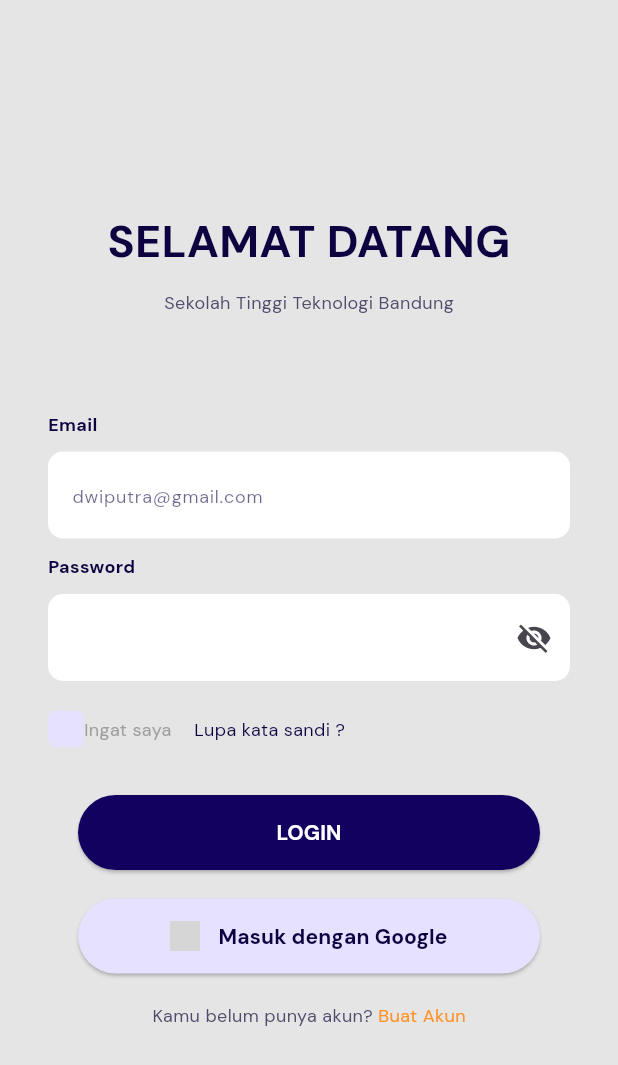
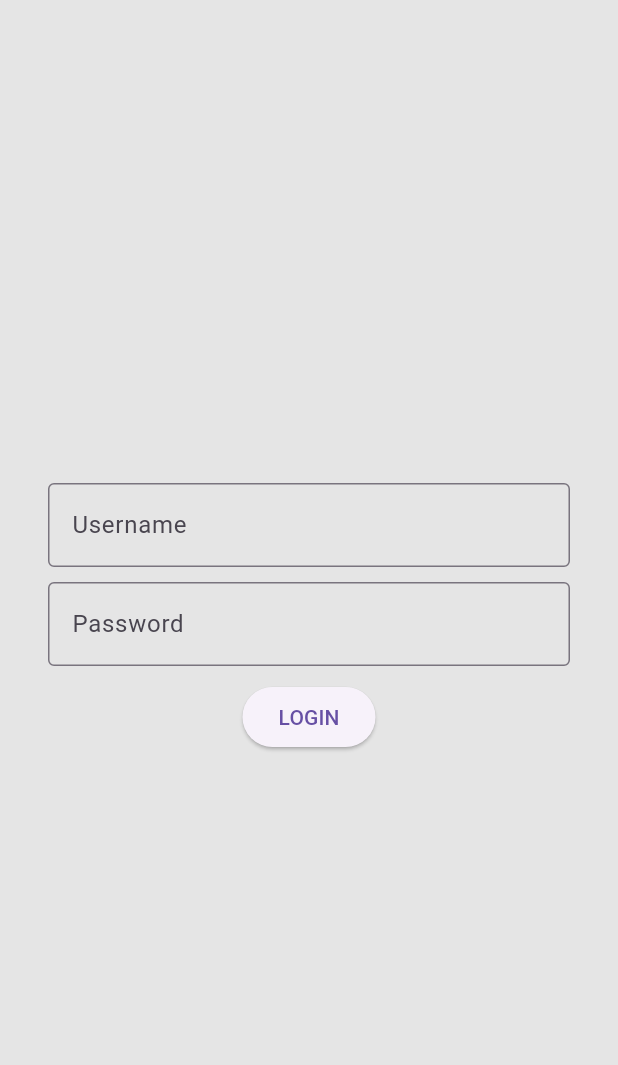
Before and after one commit to dwiputrayulianto/learnlink, a Flutter app: the screen it shows after launch, on a phone screen of 412 x 824 dp. Shown: the top 1065 px of the screen. Run offline on Flutter 3.47's test engine with Material 3 defaults, Android fonts, the phone set to English and light mode, and no system bars; our stand-ins replace fluttertoast, google_fonts; grey boxes are pictures that could not be loaded.

Commit message:
project uas

```diff
--- a/lib/login.dart
+++ b/lib/login.dart
@@ -1,10 +1,56 @@
 import 'package:flutter/material.dart';
-import 'package:projectuts/constant.dart';
+import 'package:http/http.dart' as http;
 import 'package:projectuts/register.dart';
 import 'package:projectuts/tabbar.dart';
+import 'package:projectuts/constant.dart';
 
-class LoginPage extends StatelessWidget{
-  const LoginPage({Key? key}) :super(key: key);
+class LoginPage extends StatefulWidget {
+  const LoginPage({Key? key}) : super(key: key);
+
+  @override
+  _LoginPageState createState() => _LoginPageState();
+}
+
+class _LoginPageState extends State<LoginPage> {
+  TextEditingController _usernameController = TextEditingController();
+  TextEditingController _passwordController = TextEditingController();
+
+  Future<void> _login() async {
+    final username = _usernameController.text;
+    final password = _passwordController.text;
+
+    final response = await http.post(
+      Uri.parse('https://learnlinkuts.000webhostapp.com/login.php'),
+      body: {'username': username, 'password': password},
+    );
+
+    if (response.statusCode == 200) {
+      Navigator.push(
+        context,
+        MaterialPageRoute(builder: (context) {
+          return TabBarApp();
+        }),
+      );
+    } else {
+      showDialog(
+        context: context,
+        builder: (BuildContext context) {
+          return AlertDialog(
+            title: Text('Login Gagal'),
+            content: Text('Username atau password salah.'),
+            actions: [
+              TextButton(
+                onPressed: () {
+                  Navigator.of(context).pop();
+                },
+                child: Text('OK'),
+              ),
+            ],
+          );
+        },
+      );
+    }
+  }
 
   @override
   Widget build(BuildContext context) {
@@ -16,142 +62,27 @@ class LoginPage extends StatelessWidget{
           child: Column(
             mainAxisAlignment: MainAxisAlignment.center,
             children: [
-            Text("SELAMAT DATANG", style: textTextStyle.copyWith(fontSize: 30, fontWeight: bold),
-            textAlign: TextAlign.center,),
-            SizedBox(height: 11),
-            Text("Sekolah Tinggi Teknologi Bandung", style: secondaryTextStyle.copyWith(fontSize: 12),),
-            SizedBox(height: 64,),
-            Column(
-              crossAxisAlignment: CrossAxisAlignment.start,
-              mainAxisAlignment: MainAxisAlignment.start,
-              children: [
-                Text("Email", style: textTextStyle.copyWith(fontSize: 12, fontWeight: bold
+              TextField(
+                controller: _usernameController,
+                decoration: InputDecoration(
+                  labelText: 'Username',
+                  border: OutlineInputBorder(),
                 ),
               ),
               SizedBox(height: 10),
-                Container(
-                  width: double.infinity,
-                  decoration: BoxDecoration(
-                    borderRadius: BorderRadius.circular(10),
-                    color: whiteColor,
+              TextField(
+                controller: _passwordController,
+                decoration: InputDecoration(
+                  labelText: 'Password',
+                  border: OutlineInputBorder(),
                 ),
-                  child: TextField(
-                    decoration: InputDecoration(
-                      border: InputBorder.none,
-                      hintText: "dwiputra@gmail.com",
-                      hintStyle: textTextStyle.copyWith(fontSize: 12, color: textColor.withOpacity(0.6)),
-                      contentPadding: EdgeInsets.symmetric(horizontal: 16, vertical: 17)
-                    ),
-                  ),
+                obscureText: true,
               ),
               SizedBox(height: 10),
-                Text("Password", style: textTextStyle.copyWith(fontSize: 12, fontWeight: bold
+              ElevatedButton(
+                onPressed: _login,
+                child: Text('LOGIN'),
               ),
-                ),
-                SizedBox(height: 10),
-                Container(
-                  width: double.infinity,
-                  decoration: BoxDecoration(
-                    borderRadius: BorderRadius.circular(10),
-                    color: whiteColor,
-                  ),
-                  child: TextField(
-                    decoration: InputDecoration(
-                      border: InputBorder.none,
-
-                      contentPadding: EdgeInsets.symmetric(horizontal: 16, vertical: 17),
-                      suffixIcon: Icon(Icons.visibility_off)
-                    ),
-                  ),
-                ),
-              ],
-            ),
-            SizedBox(height: 20,),
-            Row(
-              children: [
-                Row(
-                  children: [
-                    Container(
-                      width: 24,
-                      height: 24,
-                      decoration: BoxDecoration(
-                        color: buttonColor,
-                        borderRadius: BorderRadius.circular(5),
-                      ),
-                    ),
-                    Text("Ingat saya", style: greyTextStyle.copyWith(fontSize: 12),),
-
-                  ],
-                ),
-                SizedBox(width: 15,),
-                Text("Lupa kata sandi ?", style: textTextStyle.copyWith(fontSize: 12),),
-              ],
-            ),
-            SizedBox(height: 32,),
-            Container(
-              width: double.infinity,
-              height: 50,
-              margin: EdgeInsets.symmetric(horizontal: 20),
-              child: ElevatedButton(
-                style: ElevatedButton.styleFrom(
-                  backgroundColor: utamaButtonColor,
-                ),
-                onPressed: () {
-                  Navigator.push(
-      context,
-      MaterialPageRoute(builder: (context) {
-        return TabBarApp();
-      }),
-    );
-                },
-              child: Text("LOGIN", style: whiteTextStyle.copyWith(fontWeight: bold),),
-              ),
-            ),
-            Container(
-              width: double.infinity,
-              height: 50,
-              margin: EdgeInsets.symmetric(horizontal: 20, vertical: 19),
-              child: ElevatedButton(
-                style: ElevatedButton.styleFrom(
-                  backgroundColor: buttonColor,
-                ),
-                onPressed: () {
-
-                },
-
-              child: Row(
-                mainAxisAlignment: MainAxisAlignment.center,
-                children: [
-                  Image.network("https://cdn1.iconfinder.com/data/icons/google-s-logo/150/Google_Icons-09-1024.png", height: 20,),
-                  SizedBox(width: 12,),
-                  Text("Masuk dengan Google", style: textTextStyle.copyWith(fontWeight: bold),),
-                ],
-              ),
-
-              ),
-            ),
-
-Row(
-  mainAxisAlignment: MainAxisAlignment.center,
-  children: [
-    Text("Kamu belum punya akun? ", style: secondaryTextStyle.copyWith(fontSize: 12),),
-    GestureDetector(
-      onTap: () {
-        Navigator.push(
-          context,
-          MaterialPageRoute(builder: (context) => RegisterPage()),
-        );
-      },
-      child: Text(
-        "Buat Akun",
-        style: tncTextStyle.copyWith(fontSize: 12),
-      ),
-    ),
-  ],
-),
-
-
-
             ],
           ),
         ),
```
Also changed, not shown: lib/register.dart (+35 -21 lines), lib/.dart (deleted). Lines whose indentation alone changed are shown as unchanged.
